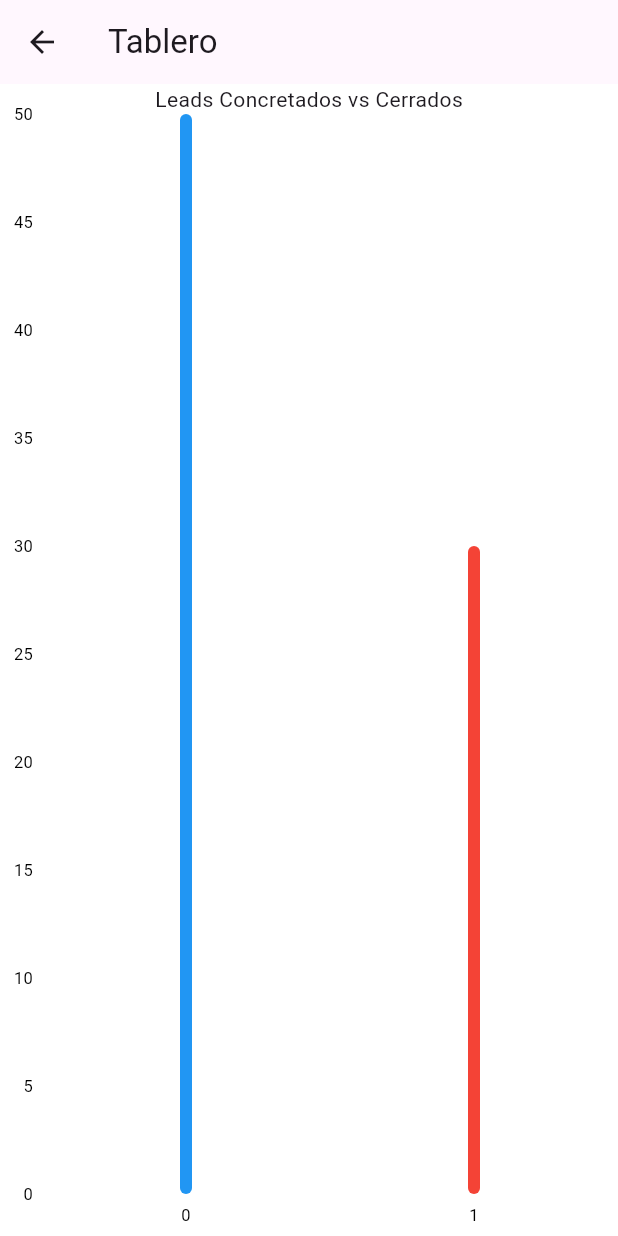
After one commit to Saiken1107/FeelFinder_Movil_CRM-Flutter-_1003, a Flutter app: the DashboardPage screen opened directly, on a phone screen of 412 x 824 dp. The commit adds this screen. Run offline on Flutter 3.47's test engine with Material 3 defaults, Android fonts, the phone set to English and light mode, and no system bars; drawn by our look-alikes of fl_chart; our stand-ins replace flutter_easyloading, hive_flutter, simple_gradient_text; accounts and stored records are empty.

Commit message:
Añadir funcionalidades de gestión de precios, cotizaciones, oportunidades y tablero

```diff
--- a/lib/app_theme.dart
+++ b/lib/app_theme.dart
@@ -1,6 +1,6 @@
 import 'package:flutter/material.dart';
 
-const Color _customColor = Color.fromARGB(255, 0, 102, 120);
+const Color _customColor = Color.fromARGB(255, 179, 151, 203);
 
 const List<Color> _colorThemes = [
   _customColor,
@@ -16,9 +16,16 @@ const List<Color> _colorThemes = [
 class AppTheme {
   final int selectedColor;
 
-  AppTheme({this.selectedColor = 0}) : assert(selectedColor >= 0 && selectedColor < _colorThemes.length, 'Colors must be between 0 and${_colorThemes.length - 1}');
+  AppTheme({this.selectedColor = 0})
+      : assert(selectedColor >= 0 && selectedColor < _colorThemes.length,
+            'Colors must be between 0 and${_colorThemes.length - 1}');
 
   ThemeData theme() {
-    return ThemeData(scaffoldBackgroundColor: Colors.white, useMaterial3: true, colorSchemeSeed: _colorThemes[selectedColor], floatingActionButtonTheme: const FloatingActionButtonThemeData(backgroundColor: _customColor, foregroundColor: Colors.white));
+    return ThemeData(
+        scaffoldBackgroundColor: Colors.white,
+        useMaterial3: true,
+        colorSchemeSeed: _colorThemes[selectedColor],
+        floatingActionButtonTheme: const FloatingActionButtonThemeData(
+            backgroundColor: _customColor, foregroundColor: Colors.white));
   }
 }
--- a/lib/main.dart
+++ b/lib/main.dart
@@ -4,9 +4,10 @@ import 'package:flutter/material.dart';
 import 'package:hive_flutter/hive_flutter.dart';
 import 'package:provider/provider.dart';
 
+import 'package:flutter/material.dart';
+
 void main() async {
   await _initHive();
-
 
   WidgetsFlutterBinding.ensureInitialized();
 
--- /dev/null
+++ b/lib/views/screens/drawer_pages/dashboard_page.dart
@@ -0,0 +1,49 @@
+// pages/dashboard_page.dart
+import 'package:flutter/material.dart';
+import 'package:fl_chart/fl_chart.dart';
+
+class DashboardPage extends StatelessWidget {
+  @override
+  Widget build(BuildContext context) {
+    return Scaffold(
+      appBar: AppBar(title: Text('Tablero')),
+      body: Column(
+        children: [
+          Text('Leads Concretados vs Cerrados'),
+          Expanded(
+            child: BarChart(
+              BarChartData(
+                alignment: BarChartAlignment.spaceAround,
+                barGroups: _createSampleData(),
+                borderData: FlBorderData(
+                  show: false,
+                ),
+                titlesData: FlTitlesData(
+                  leftTitles: SideTitles(showTitles: true),
+                  bottomTitles: SideTitles(showTitles: true),
+                ),
+              ),
+            ),
+          ),
+        ],
+      ),
+    );
+  }
+
+  List<BarChartGroupData> _createSampleData() {
+    return [
+      BarChartGroupData(
+        x: 0,
+        barRods: [
+          BarChartRodData(y: 50, colors: [Colors.blue]),
+        ],
+      ),
+      BarChartGroupData(
+        x: 1,
+        barRods: [
+          BarChartRodData(y: 30, colors: [Colors.red]),
+        ],
+      ),
+    ];
+  }
+}
```
Also changed, not shown: lib/models/Oportunidad.dart (added, +13 -0 lines), lib/models/lista_precios.dart (added, +8 -0 lines), lib/providers/drawer_screen_provider.dart (+32 -1 lines), lib/views/screens/drawer_pages/cotizaciones_page.dart (+21 -0 lines), lib/views/screens/drawer_pages/oportunidades_page.dart (added, +51 -0 lines), lib/views/screens/drawer_pages/precios_page.dart (added, +51 -0 lines), lib/views/widgets/app_drawer.dart (+25 -1 lines), pubspec.yaml (+6 -3 lines), pubspec.lock.
